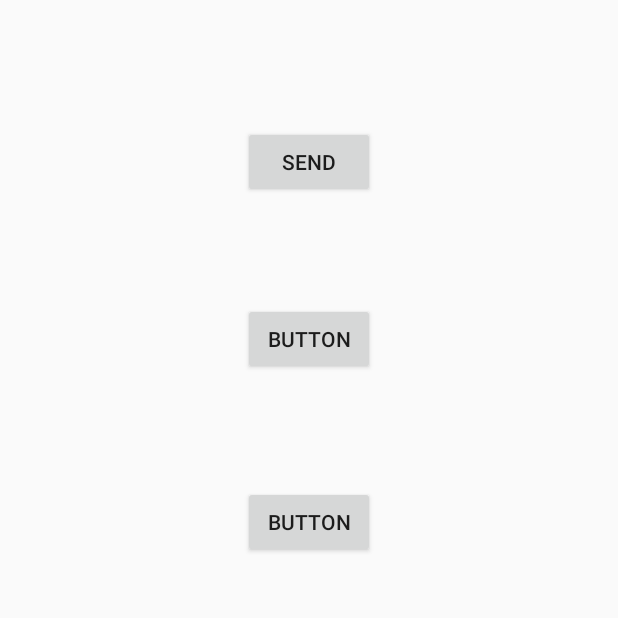
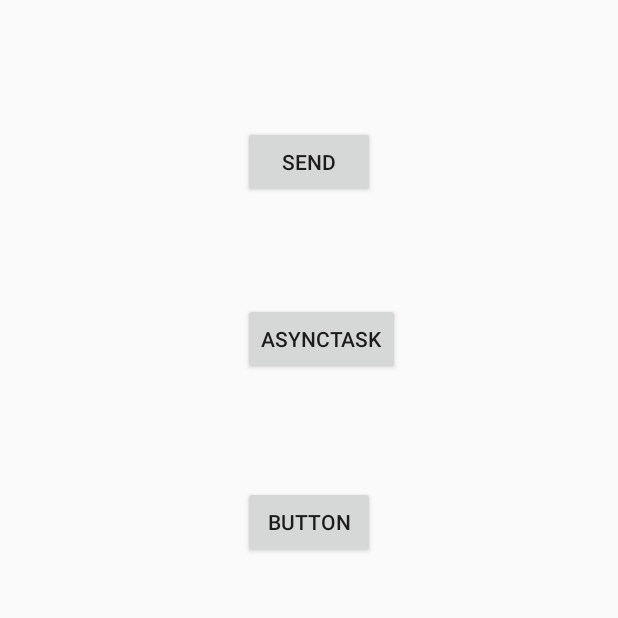
Before and after one commit to wmzPangmao/LearnBase, an Android app: the HandlerActivity screen opened directly, with no data from a screen before it, on a phone screen of 412 x 824 dp, the top half of it. Run offline under Robolectric (Android 15) with nearby library versions, the phone set to English and light mode, and no system bars.

Commit message:
commit Handler

```diff
--- a/app/src/main/java/com/pangmao/learnbase/handler/HandlerActivity.java
+++ b/app/src/main/java/com/pangmao/learnbase/handler/HandlerActivity.java
@@ -7,6 +7,7 @@ import android.os.Looper;
 import android.view.View;
 
 import com.pangmao.learnbase.BaseActivity;
+import com.pangmao.learnbase.MainActivity;
 import com.pangmao.learnbase.R;
 import com.pangmao.learnbase.util.LogUtil;
 
@@ -53,6 +54,10 @@ public class HandlerActivity extends BaseActivity implements View.OnClickListene
                 showToast("handler消息测试");
                 MyLooper.loop();
                 break;
+            case R.id.btn_handler_async:
+                AsyncTaskDemo asy = new AsyncTaskDemo();
+                asy.execute(HandlerActivity.this);
+                break;
                 default:
         }
     }
--- a/app/src/main/res/layout/activity_handler.xml
+++ b/app/src/main/res/layout/activity_handler.xml
@@ -21,11 +21,11 @@
         app:layout_constraintTop_toTopOf="parent" />
 
     <Button
-        android:id="@+id/button2"
+        android:id="@+id/btn_handler_async"
         android:layout_width="wrap_content"
         android:layout_height="wrap_content"
         android:layout_marginTop="70dp"
-        android:text="Button"
+        android:text="AsyncTask"
         app:layout_constraintStart_toStartOf="@+id/btn_handler_send"
         app:layout_constraintTop_toBottomOf="@+id/btn_handler_send" />
 
@@ -35,6 +35,6 @@
         android:layout_height="wrap_content"
         android:layout_marginTop="74dp"
         android:text="Button"
-        app:layout_constraintStart_toStartOf="@+id/button2"
-        app:layout_constraintTop_toBottomOf="@+id/button2" />
+        app:layout_constraintStart_toStartOf="@+id/btn_handler_async"
+        app:layout_constraintTop_toBottomOf="@+id/btn_handler_async" />
 </android.support.constraint.ConstraintLayout>
```
Also changed, not shown: app/src/main/java/com/pangmao/learnbase/handler/AsyncTaskDemo.java (added, +74 -0 lines).
